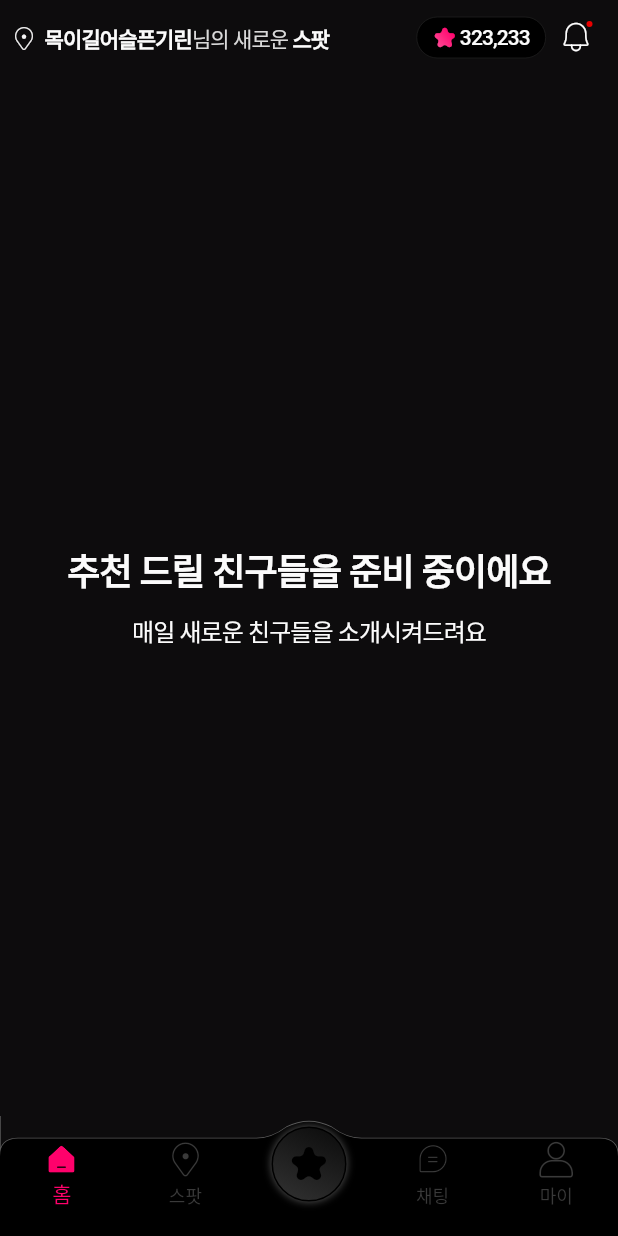
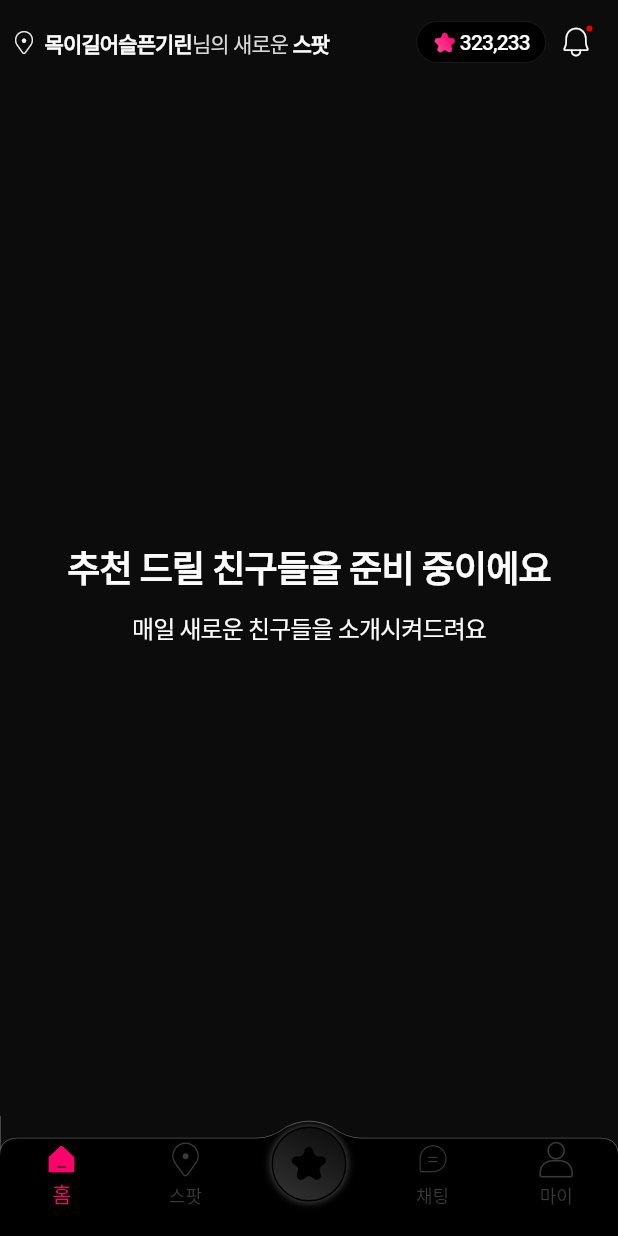
Before and after one commit to ETdvlpr/luvit-demo, a Flutter app: the screen it shows after launch, on a phone screen of 412 x 824 dp. Run offline on Flutter 3.47's test engine with Material 2 defaults, Android fonts, the phone set to English and light mode, and no system bars; our stand-ins replace cached_network_image, firebase_core, firebase_database, flutter_screenutil, get; accounts and stored records are empty; Roboto replaces fonts that are missing (Pretendard).

```diff
--- a/lib/ui/controllers/profile_display_controller.dart
+++ b/lib/ui/controllers/profile_display_controller.dart
@@ -64,8 +64,8 @@ class ProfileDisplayController extends GetxController {
     final dy = details.localPosition.dy - mainDragStartPosition!.dy;
 
     mainCardOffset.value = Offset(
-      dx.clamp(double.negativeInfinity, 0),
-      dy.clamp(0, double.infinity),
+      dx.clamp(double.negativeInfinity, 10),
+      dy.clamp(-20, double.infinity),
     );
   }
 
--- a/lib/ui/pages/home/home_page.dart
+++ b/lib/ui/pages/home/home_page.dart
@@ -17,16 +17,12 @@ class HomePage extends GetView<HomeController> {
     ProfileDisplayController profileDisplayController = Get.find();
     return Scaffold(
       backgroundColor: AppTheme.black13,
-      body: RefreshIndicator(
-        onRefresh: () async {
-          await profileDisplayController.fetchProfiles();
-          profileDisplayController.currentIndex.value = 0;
-        },
-        child: ListView(
-          children: [
-            Column(
-              children: [
-                TitleBar(
+      appBar: AppBar(
+        automaticallyImplyLeading: false,
+        backgroundColor: AppTheme.black13,
+        elevation: 0,
+        titleSpacing: 0.0,
+        title: TitleBar(
           starCount: 323233,
           title: Text.rich(
             TextSpan(
@@ -48,12 +44,17 @@ class HomePage extends GetView<HomeController> {
           ),
           hasNotification: true,
         ),
-                const SizedBox(height: 20),
+      ),
+      body: RefreshIndicator(
+        onRefresh: () async {
+          await profileDisplayController.fetchProfiles();
+          profileDisplayController.currentIndex.value = 0;
+        },
+        child: ListView(
+          children: [
             Container(
-                  constraints: BoxConstraints(minHeight: 675.h),
+              constraints: BoxConstraints(minHeight: 700.h),
               child: ProfileList(),
-                ),
-              ],
             ),
           ],
           shrinkWrap: true,
--- a/lib/ui/widgets/profile/profile_card_list.dart
+++ b/lib/ui/widgets/profile/profile_card_list.dart
@@ -29,6 +29,7 @@ class ProfileList extends StatelessWidget {
                   () => Transform.translate(
                     offset: controller.mainCardOffset.value,
                     child: ProfileCard(
+                      key: Key(controller.currentIndex.value.toString()),
                       profile:
                           controller.profiles[controller.currentIndex.value],
                     ),
@@ -39,7 +40,7 @@ class ProfileList extends StatelessWidget {
             // Show a small part of the next card to indicate more cards are available.
             if (controller.currentIndex.value + 1 < controller.profiles.length)
               Positioned(
-                left: 375.w,
+                left: 365.w,
                 child: GestureDetector(
                   onHorizontalDragUpdate: controller.handleNextSwipe,
                   onVerticalDragUpdate: controller.handleNextSwipe,
@@ -49,6 +50,9 @@ class ProfileList extends StatelessWidget {
                     () => Transform.translate(
                       offset: controller.nextCardOffset.value,
                       child: ProfileCard(
+                        key: Key(
+                          (controller.currentIndex.value + 1).toString(),
+                        ),
                         profile: controller
                             .profiles[controller.currentIndex.value + 1],
                       ),
```
Lines whose indentation alone changed are shown as unchanged.
